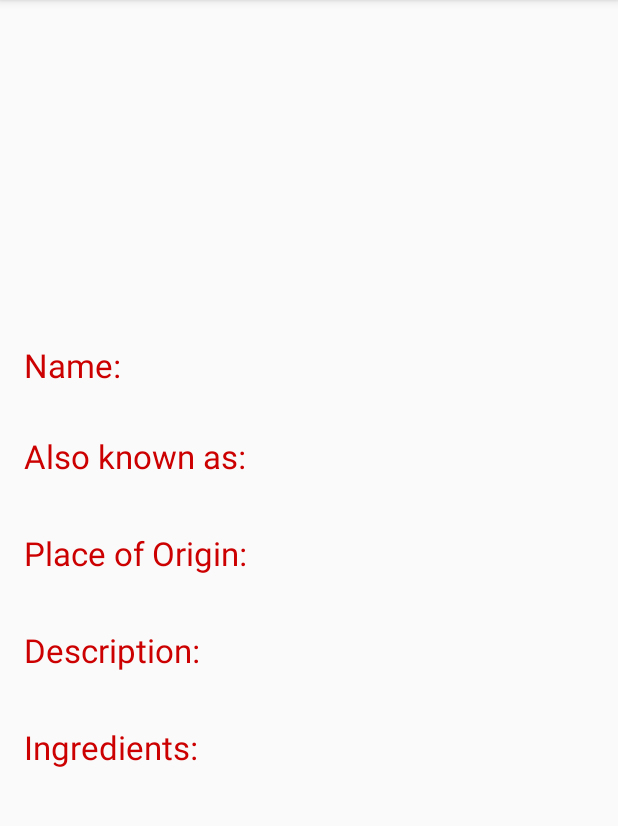
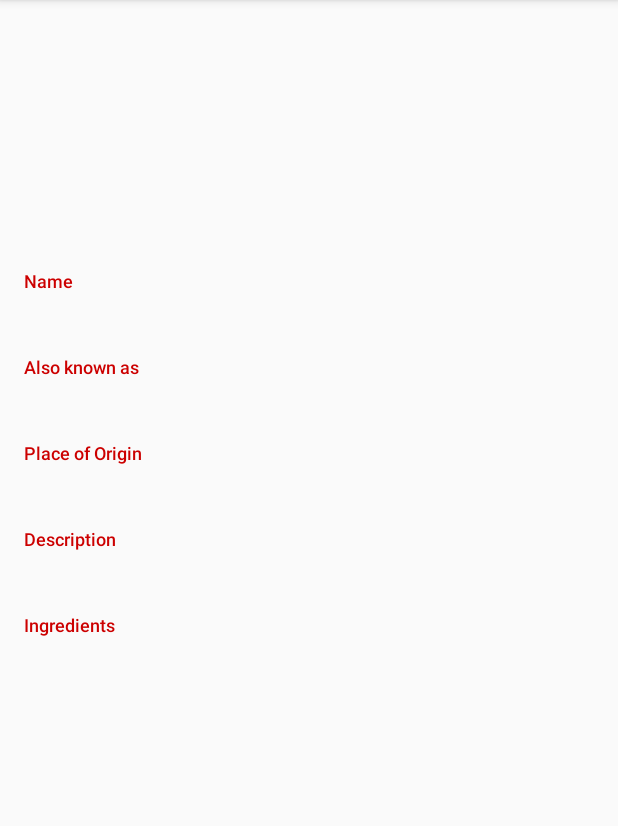
Before and after one commit to SrChip15/android-sandwich-club, an Android app: the DetailActivity screen opened directly, with no data from a screen before it, on a phone screen of 412 x 824 dp, the part 84-910 px from its top. Run offline under Robolectric (Android 15) with nearby library versions, the phone set to English and light mode, and no system bars; our stand-ins replace ButterKnife; 1 statement that could not run was skipped.

Commit message:
Add visual polish to details screen

```diff
--- a/app/src/main/res/layout/activity_detail.xml
+++ b/app/src/main/res/layout/activity_detail.xml
@@ -27,110 +27,116 @@
             android:layout_width="wrap_content"
             android:layout_height="wrap_content"
             android:orientation="horizontal"
-            app:layout_constraintGuide_percent="0.4" />
+            app:layout_constraintGuide_percent="0.35" />
 
         <TextView
             android:id="@+id/textView"
+            style="@style/DetailScreenLabelTextBox"
             android:layout_width="wrap_content"
             android:layout_height="wrap_content"
-            android:layout_marginStart="16dp"
-            android:layout_marginTop="16dp"
-            android:text="Name:"
-            android:textAppearance="@style/Base.TextAppearance.AppCompat.Large"
-            android:textColor="@android:color/holo_red_dark"
+            android:layout_marginStart="@dimen/activity_horizontal_margin"
+            android:layout_marginTop="@dimen/activity_vertical_margin"
+            android:text="@string/name_label"
             app:layout_constraintStart_toStartOf="parent"
             app:layout_constraintTop_toTopOf="@+id/guideline" />
 
         <TextView
             android:id="@+id/name_text_view"
-            android:layout_width="wrap_content"
+            style="@style/DetailScreenInfoTextBox"
+            android:layout_width="0dp"
             android:layout_height="wrap_content"
-            android:textAppearance="@style/Base.TextAppearance.AppCompat.Small"
-            app:layout_constraintStart_toStartOf="@+id/textView"
+            android:layout_marginStart="@dimen/activity_horizontal_margin"
+            app:layout_constraintEnd_toEndOf="parent"
+            app:layout_constraintStart_toStartOf="parent"
             app:layout_constraintTop_toBottomOf="@+id/textView"
             tools:text="Name of Sandwich" />
 
         <TextView
-            android:id="@+id/textView3"
+            android:id="@+id/aka_label"
+            style="@style/DetailScreenLabelTextBox"
             android:layout_width="wrap_content"
             android:layout_height="wrap_content"
-            android:layout_marginStart="16dp"
-            android:layout_marginTop="12dp"
-            android:text="Also known as:"
-            android:textAppearance="@style/Base.TextAppearance.AppCompat.Large"
-            android:textColor="@android:color/holo_red_dark"
+            android:layout_marginStart="@dimen/activity_horizontal_margin"
+            android:layout_marginTop="@dimen/activity_vertical_margin"
+            android:text="@string/aka_label"
             app:layout_constraintStart_toStartOf="parent"
             app:layout_constraintTop_toBottomOf="@+id/name_text_view" />
 
         <TextView
             android:id="@+id/aka_text_view"
-            android:layout_width="wrap_content"
+            style="@style/DetailScreenInfoTextBox"
+            android:layout_width="0dp"
             android:layout_height="wrap_content"
-            android:textAppearance="@style/Base.TextAppearance.AppCompat.Small"
-            app:layout_constraintStart_toStartOf="@+id/textView3"
-            app:layout_constraintTop_toBottomOf="@+id/textView3"
+            android:layout_marginStart="@dimen/activity_horizontal_margin"
+            app:layout_constraintEnd_toEndOf="parent"
+            app:layout_constraintStart_toStartOf="parent"
+            app:layout_constraintTop_toBottomOf="@+id/aka_label"
             tools:text="Also known as" />
 
         <TextView
             android:id="@+id/textView5"
+            style="@style/DetailScreenLabelTextBox"
             android:layout_width="wrap_content"
             android:layout_height="wrap_content"
-            android:layout_marginStart="16dp"
-            android:layout_marginTop="16dp"
-            android:text="Place of Origin:"
-            android:textAppearance="@style/Base.TextAppearance.AppCompat.Large"
-            android:textColor="@android:color/holo_red_dark"
+            android:layout_marginStart="@dimen/activity_horizontal_margin"
+            android:layout_marginTop="@dimen/activity_vertical_margin"
+            android:text="@string/place_of_origin_label"
             app:layout_constraintStart_toStartOf="parent"
             app:layout_constraintTop_toBottomOf="@+id/aka_text_view" />
 
         <TextView
             android:id="@+id/origin_place_text_view"
-            android:layout_width="wrap_content"
+            style="@style/DetailScreenInfoTextBox"
+            android:layout_width="0dp"
             android:layout_height="wrap_content"
-            android:textAppearance="@style/Base.TextAppearance.AppCompat.Small"
-            app:layout_constraintStart_toStartOf="@+id/textView5"
+            android:layout_marginStart="@dimen/activity_horizontal_margin"
+            app:layout_constraintEnd_toEndOf="parent"
+            app:layout_constraintStart_toStartOf="parent"
             app:layout_constraintTop_toBottomOf="@+id/textView5"
             tools:text="San Francisco" />
 
         <TextView
             android:id="@+id/textView7"
+            style="@style/DetailScreenLabelTextBox"
             android:layout_width="wrap_content"
             android:layout_height="wrap_content"
-            android:layout_marginStart="16dp"
-            android:layout_marginTop="16dp"
-            android:text="Description:"
-            android:textAppearance="@style/Base.TextAppearance.AppCompat.Large"
-            android:textColor="@android:color/holo_red_dark"
+            android:layout_marginStart="@dimen/activity_horizontal_margin"
+            android:layout_marginTop="@dimen/activity_vertical_margin"
+            android:text="@string/desc_label"
             app:layout_constraintStart_toStartOf="parent"
             app:layout_constraintTop_toBottomOf="@+id/origin_place_text_view" />
 
         <TextView
             android:id="@+id/desc_text_view"
-            android:layout_width="wrap_content"
+            style="@style/DetailScreenInfoTextBox"
+            android:layout_width="0dp"
             android:layout_height="wrap_content"
-            android:textAppearance="@style/Base.TextAppearance.AppCompat.Small"
-            app:layout_constraintStart_toStartOf="@+id/textView7"
+            android:layout_marginStart="@dimen/activity_horizontal_margin"
+            app:layout_constraintEnd_toEndOf="parent"
+            app:layout_constraintStart_toStartOf="parent"
             app:layout_constraintTop_toBottomOf="@+id/textView7"
             tools:text="Sandwich description" />
 
         <TextView
             android:id="@+id/textView9"
+            style="@style/DetailScreenLabelTextBox"
             android:layout_width="wrap_content"
             android:layout_height="wrap_content"
-            android:layout_marginStart="16dp"
-            android:layout_marginTop="16dp"
-            android:text="Ingredients:"
-            android:textAppearance="@style/Base.TextAppearance.AppCompat.Large"
-            android:textColor="@android:color/holo_red_dark"
+            android:layout_marginStart="@dimen/activity_horizontal_margin"
+            android:layout_marginTop="@dimen/activity_vertical_margin"
+            android:text="@string/ingredients_label"
             app:layout_constraintStart_toStartOf="parent"
             app:layout_constraintTop_toBottomOf="@+id/desc_text_view" />
 
         <TextView
             android:id="@+id/ingredients_text_view"
-            android:layout_width="wrap_content"
+            style="@style/DetailScreenInfoTextBox"
+            android:layout_width="0dp"
             android:layout_height="wrap_content"
-            android:textAppearance="@style/Base.TextAppearance.AppCompat.Small"
-            app:layout_constraintStart_toStartOf="@+id/textView9"
+            android:layout_marginStart="@dimen/activity_horizontal_margin"
+            android:paddingBottom="16dp"
+            app:layout_constraintEnd_toEndOf="parent"
+            app:layout_constraintStart_toStartOf="parent"
             app:layout_constraintTop_toBottomOf="@+id/textView9"
             tools:text="Ingredients" />
     </android.support.constraint.ConstraintLayout>
--- a/app/src/main/res/values/strings.xml
+++ b/app/src/main/res/values/strings.xml
@@ -12,6 +12,11 @@
 
     <!-- Error messages-->
     <string name="detail_error_message">Sandwich data not available</string>
+    <string name="name_label">Name</string>
+    <string name="aka_label">Also known as</string>
+    <string name="place_of_origin_label">Place of Origin</string>
+    <string name="desc_label">Description</string>
+    <string name="ingredients_label">Ingredients</string>
 
     <string-array name="sandwich_names">
         <item>Ham and cheese sandwich</item>
--- a/app/src/main/res/values/styles.xml
+++ b/app/src/main/res/values/styles.xml
@@ -6,4 +6,16 @@
         <item name="colorPrimaryDark">@color/colorPrimaryDark</item>
         <item name="colorAccent">@color/colorAccent</item>
     </style>
+
+    <style name="DetailScreenInfoTextBox">
+        <item name="android:textAppearance">@style/Base.TextAppearance.AppCompat.Medium</item>
+        <item name="android:textColor">@android:color/black</item>
+        <item name="android:fontFamily">sans-serif-light</item>
+    </style>
+
+    <style name="DetailScreenLabelTextBox">
+        <item name="android:textAppearance">@style/Base.TextAppearance.AppCompat.Caption</item>
+        <item name="android:textColor">@android:color/holo_red_dark</item>
+        <item name="android:fontFamily">sans-serif-medium</item>
+    </style>
 </resources>
```
